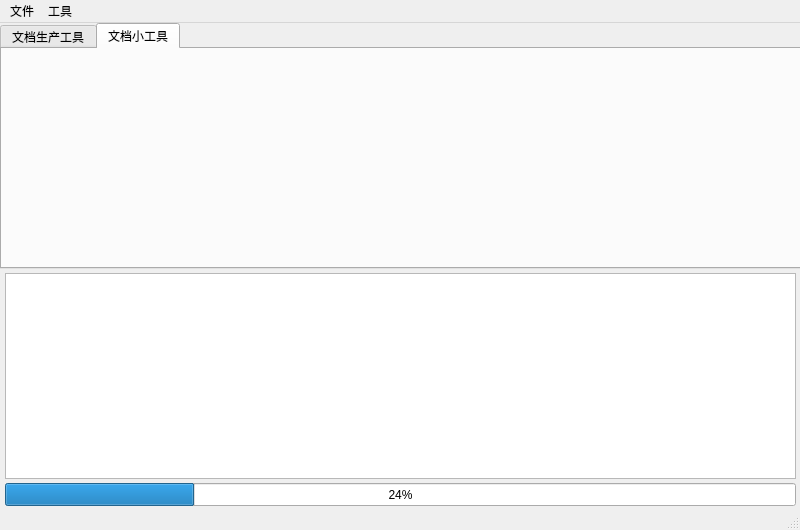
The window that GUI.ui (ks3356143/newToolforTest) describes before a commit, drawn with Qt 5.
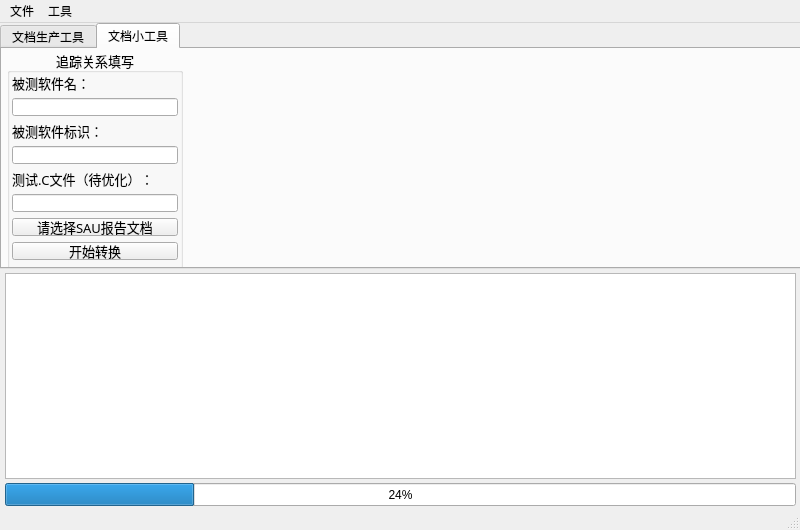
The same window after the commit. The open tabs and pages were chosen to show the change.

Commit message: UAS单元测试报告转换

```diff
--- a/GUI.ui
+++ b/GUI.ui
@@ -145,6 +145,87 @@
      <attribute name="title">
       <string>文档小工具</string>
      </attribute>
+     <widget class="QGroupBox" name="groupBox_3">
+      <property name="geometry">
+       <rect>
+        <x>5</x>
+        <y>0</y>
+        <width>176</width>
+        <height>221</height>
+       </rect>
+      </property>
+      <property name="font">
+       <font>
+        <family>Mongolian Baiti</family>
+        <pointsize>10</pointsize>
+       </font>
+      </property>
+      <property name="title">
+       <string>追踪关系填写</string>
+      </property>
+      <property name="alignment">
+       <set>Qt::AlignCenter</set>
+      </property>
+      <property name="flat">
+       <bool>false</bool>
+      </property>
+      <widget class="QWidget" name="layoutWidget">
+       <property name="geometry">
+        <rect>
+         <x>5</x>
+         <y>25</y>
+         <width>166</width>
+         <height>186</height>
+        </rect>
+       </property>
+       <layout class="QVBoxLayout" name="verticalLayout_3">
+        <item>
+         <widget class="QLabel" name="label_2">
+          <property name="text">
+           <string>被测软件名：</string>
+          </property>
+         </widget>
+        </item>
+        <item>
+         <widget class="QLineEdit" name="lineEdit_2"/>
+        </item>
+        <item>
+         <widget class="QLabel" name="label_3">
+          <property name="text">
+           <string>被测软件标识：</string>
+          </property>
+         </widget>
+        </item>
+        <item>
+         <widget class="QLineEdit" name="lineEdit_3"/>
+        </item>
+        <item>
+         <widget class="QLabel" name="label_4">
+          <property name="text">
+           <string>测试.C文件（待优化）：</string>
+          </property>
+         </widget>
+        </item>
+        <item>
+         <widget class="QLineEdit" name="lineEdit_4"/>
+        </item>
+        <item>
+         <widget class="QPushButton" name="pushButton_7">
+          <property name="text">
+           <string>请选择SAU报告文档</string>
+          </property>
+         </widget>
+        </item>
+        <item>
+         <widget class="QPushButton" name="pushButton_8">
+          <property name="text">
+           <string>开始转换</string>
+          </property>
+         </widget>
+        </item>
+       </layout>
+      </widget>
+     </widget>
     </widget>
    </widget>
    <widget class="QTextBrowser" name="textBrowser">
```
Left out of the diff: 2 changed lines with no effect on the pictures. The commit also changes 548 other files.
